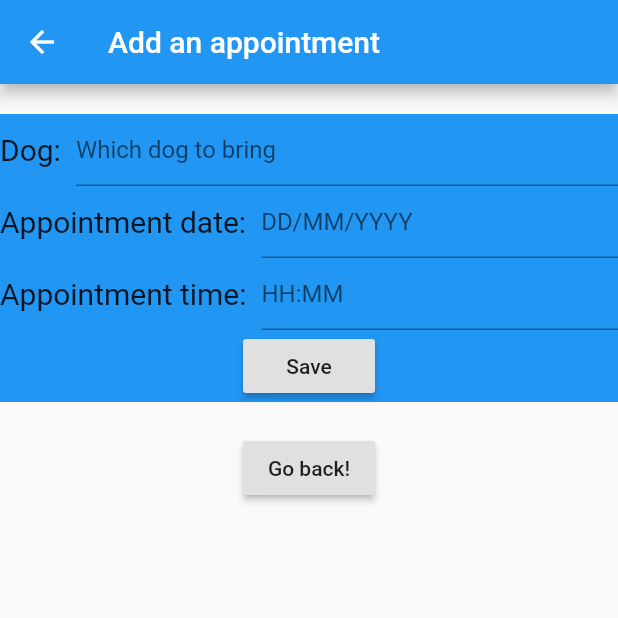
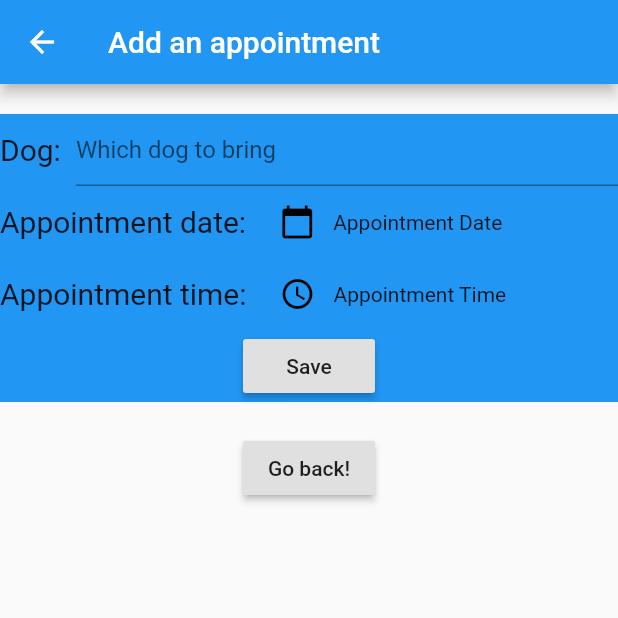
Before and after one commit to Zero-Ice/CZ2006_DogGo, a Flutter app: the AddVet screen opened directly, on a phone screen of 412 x 824 dp, the top half of it. Run offline on Flutter 3.47's test engine with Material 2 defaults, Android fonts, the phone set to English and light mode, and no system bars; our stand-ins replace shared_preferences, weather_icons; accounts and stored records are empty; network calls fail.

Commit message:
Date + time picker for appointment date/time
followed shah's date picker +  implemented time picker for appointment time

```diff
--- a/DogGoApp/doggo/lib/Routes/vetRoutes/addVet.dart
+++ b/DogGoApp/doggo/lib/Routes/vetRoutes/addVet.dart
@@ -1,9 +1,21 @@
 
-
+import 'package:intl/intl.dart';
 import 'package:flutter/material.dart';
 import 'package:flutter/widgets.dart';
 
-class AddVet extends StatelessWidget {
+class AddVet extends StatefulWidget {
+  @override
+  //  _AddDogState createState() => _AddDogState();
+  _AddVetState createState() => _AddVetState();
+}
+
+
+  class _AddVetState extends State<AddVet>{
+    String strDate="";
+    String strTime="";
+    DateTime _dateTime;
+    TimeOfDay _time;
+    TimeOfDay selectedTime = TimeOfDay(hour: 00, minute: 00);
   @override
 
   Widget build(BuildContext context) {
@@ -18,30 +30,7 @@ class AddVet extends StatelessWidget {
               Container(
                   child: Column(
                     children: [
-                      addVet,
-                      SizedBox(height: 20,),
-
-
-                    ],
-                  ),
-
-              ),
-              Align(
-                alignment: Alignment.bottomCenter,
-                child: RaisedButton(
-                  onPressed: () {
-                    // Navigate back to first screen when tapped.
-                    Navigator.pop(context);
-                  },
-                  child: Text('Go back!'),
-                ),
-              )
-            ],
-          )),
-    );
-  }
-
-  Widget addVet = Container(
+                      Container(
                   color: Colors.blue,
                     child: Column(
                       mainAxisAlignment: MainAxisAlignment.spaceEvenly,
@@ -67,11 +56,19 @@ class AddVet extends StatelessWidget {
                               style: TextStyle(fontSize: 20),
                             ),
                             SizedBox(width: 10,),
-            Expanded(child: TextField(
-              controller: TextEditingController(),
-              decoration: InputDecoration(
-                hintText: "DD/MM/YYYY",
-              ),)),
+                            IconButton(
+                              icon: Icon(Icons.calendar_today,color: Colors.black,),
+                              onPressed: (){
+                                showDatePicker(
+                                    context: context,
+                                    initialDate: _dateTime== null ? DateTime.now(): _dateTime,
+                                    firstDate: DateTime.now(),
+                                    lastDate: DateTime(2021)).then((date) { setState(() {_dateTime=date;});});
+                              },
+                            ),
+                            Expanded(
+                              child: Text((_dateTime == null? "Appointment Date" : strDate = new DateFormat.yMd().format(_dateTime)),
+                              ),),
                           ],),
                         /////////////////////////////////
                         Row(
@@ -81,13 +78,19 @@ class AddVet extends StatelessWidget {
                               style: TextStyle(fontSize: 20),
                             ),
                             SizedBox(width: 10,),
+                            IconButton(
+                              icon: Icon(Icons.schedule,color: Colors.black,),
+                              onPressed: (){
+                                showTimePicker(
+                                    context: context,
+                                    initialTime: _time== null? selectedTime: _time ).then((time) { setState(() {_time=time;});});
+
+                              },
+                            ),
                             Expanded(
-                child: TextField(
-                  controller: TextEditingController(),
-                  decoration: InputDecoration(
-                    hintText: "HH:MM",
-                  ),
-                )),
+
+                              child: Text((_time == null? "Appointment Time" : strTime = (_time.toString()).substring(10,15)),
+                              ),),
                           ],
                         ),
                         //////////////////////////////////////
@@ -100,5 +103,28 @@ class AddVet extends StatelessWidget {
 
                       ],
                     ),
+                  ),
+                      SizedBox(height: 20,),
+
+
+                    ],
+                  ),
+
+              ),
+              Align(
+                alignment: Alignment.bottomCenter,
+                child: RaisedButton(
+                  onPressed: () {
+                    // Navigate back to first screen when tapped.
+                    Navigator.pop(context);
+                  },
+                  child: Text('Go back!'),
+                ),
+              )
+            ],
+          )),
     );
   }
+
+
+}
```
Lines whose indentation alone changed are shown as unchanged.
